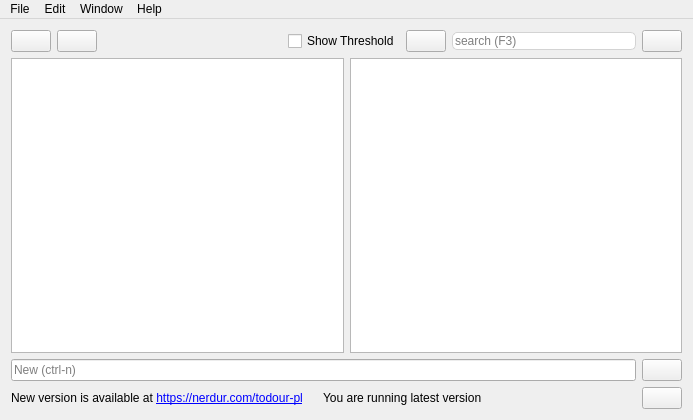
Qt form mainwindow.ui (SverrirValgeirsson/Todour) before a commit.
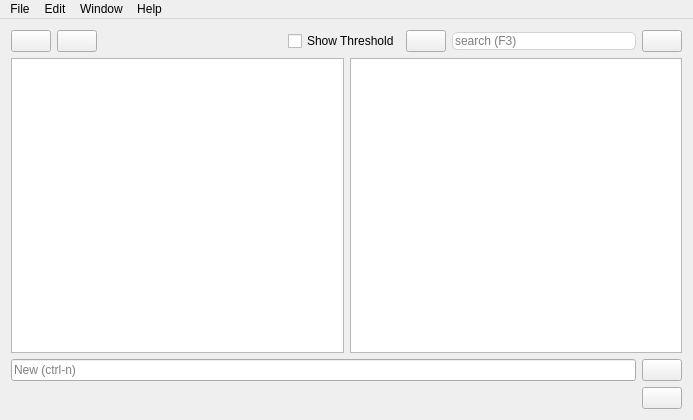
The same form after that commit. Icons and pictures are not drawn.

The edit to the form file:
```diff
--- a/mainwindow.ui
+++ b/mainwindow.ui
@@ -213,30 +213,7 @@
        <item>
         <widget class="QLabel" name="lbl_newVersion">
          <property name="text">
-          <string>&lt;html&gt;&lt;head/&gt;&lt;body&gt;&lt;p&gt;New version is available at &lt;a href=&quot;http://nerdur.com/todour-pl&quot;&gt;&lt;span style=&quot; text-decoration: underline; color:#0000ff;&quot;&gt;https://nerdur.com/todour-pl&lt;/span&gt;&lt;/a&gt;&lt;/p&gt;&lt;/body&gt;&lt;/html&gt;</string>
-         </property>
-         <property name="textFormat">
-          <enum>Qt::RichText</enum>
-         </property>
-         <property name="openExternalLinks">
-          <bool>true</bool>
-         </property>
-         <property name="textInteractionFlags">
-          <set>Qt::LinksAccessibleByKeyboard|Qt::LinksAccessibleByMouse</set>
-         </property>
-        </widget>
-       </item>
-       <item>
-        <widget class="QLabel" name="lbl_latestVersion">
-         <property name="text">
-          <string>You are running latest version</string>
-         </property>
-        </widget>
-       </item>
-       <item>
-        <widget class="QLabel" name="txtLatestVersion">
-         <property name="text">
-          <string/>
+          <string> </string>
          </property>
         </widget>
        </item>
```
Left out of the diff: 23 changed lines with no effect on the pictures.
